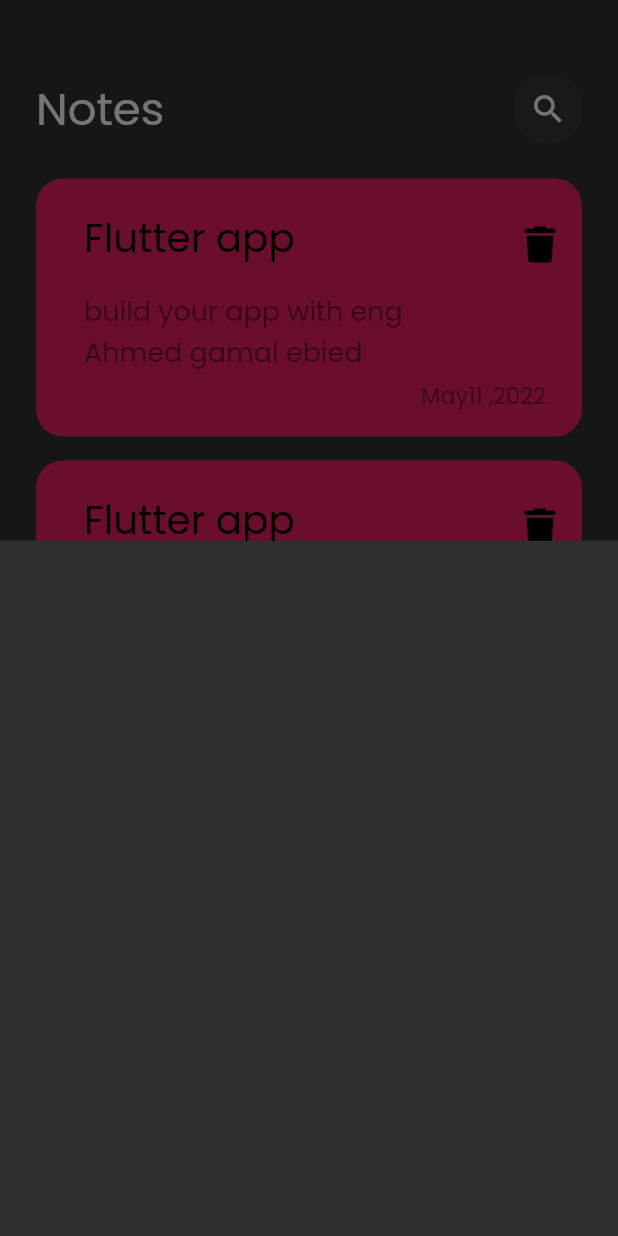
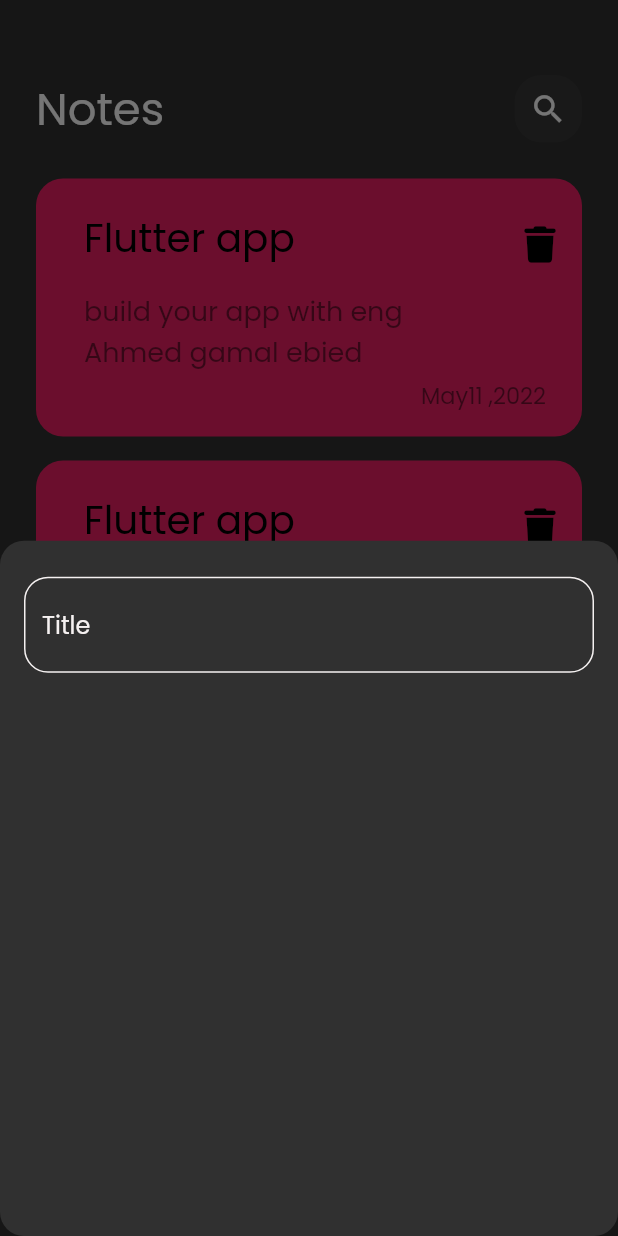
Before and after one commit to Ahmedgamalebied/My_diary, a Flutter app: the screen it shows after launch, after a tap on the "add" icon, on a phone screen of 412 x 824 dp. Run offline on Flutter 3.47's test engine with Material 2 defaults, Android fonts, the phone set to English and light mode, and no system bars; our stand-ins replace font_awesome_flutter.

Commit message:
create custom textfield

```diff
--- /dev/null
+++ b/lib/constants.dart
@@ -0,0 +1,3 @@
+import 'package:flutter/material.dart';
+
+Color KprimaryColor = const Color.fromARGB(255, 245, 241, 241);
--- a/lib/views/Notes_view.dart
+++ b/lib/views/Notes_view.dart
@@ -14,6 +14,8 @@ class NotesView extends StatelessWidget {
       floatingActionButton: FloatingActionButton(
         onPressed: () {
           showModalBottomSheet(
+              shape: RoundedRectangleBorder(
+                  borderRadius: BorderRadius.circular(16)),
               context: context,
               builder: (context) {
                 return const AddNoteButtomSheet();
--- /dev/null
+++ b/lib/views/Widgets/Custom_textfield.dart
@@ -0,0 +1,31 @@
+import 'package:flutter/material.dart';
+import 'package:flutter/src/widgets/framework.dart';
+import 'package:flutter/src/widgets/placeholder.dart';
+
+import '../../constants.dart';
+
+class CustomTextField extends StatelessWidget {
+  const CustomTextField({super.key});
+
+  @override
+  Widget build(BuildContext context) {
+    return TextField(
+      cursorColor: KprimaryColor,
+      decoration: InputDecoration(
+        hintText: 'Title',
+        hintStyle: TextStyle(color: KprimaryColor, fontSize: 16),
+        enabledBorder: BuildBorder(),
+        focusedBorder:
+            BuildBorder(Color: const Color.fromARGB(255, 117, 185, 43)),
+        border: BuildBorder(),
+      ),
+    );
+  }
+}
+
+OutlineInputBorder BuildBorder({Color}) {
+  return OutlineInputBorder(
+    borderRadius: BorderRadius.circular(16),
+    borderSide: BorderSide(color: Color ?? KprimaryColor),
+  );
+}
--- a/lib/views/Widgets/notes_Model_sheet_bottom.dart
+++ b/lib/views/Widgets/notes_Model_sheet_bottom.dart
@@ -1,12 +1,23 @@
 import 'package:flutter/material.dart';
 import 'package:flutter/src/widgets/framework.dart';
 import 'package:flutter/src/widgets/placeholder.dart';
+import 'package:my_diary/views/Widgets/Custom_textfield.dart';
 
 class AddNoteButtomSheet extends StatelessWidget {
   const AddNoteButtomSheet({super.key});
 
   @override
   Widget build(BuildContext context) {
-    return Container();
+    return Padding(
+      padding: const EdgeInsets.symmetric(horizontal: 16),
+      child: Column(
+        children: const [
+          SizedBox(
+            height: 24,
+          ),
+          CustomTextField(),
+        ],
+      ),
+    );
   }
 }
```
